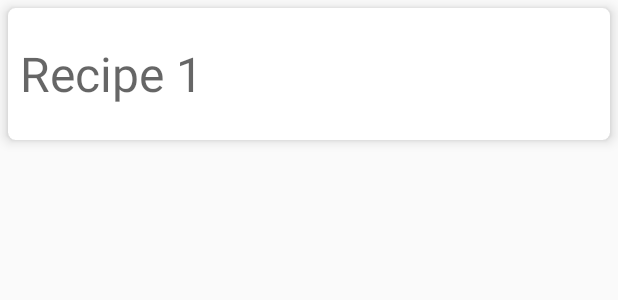
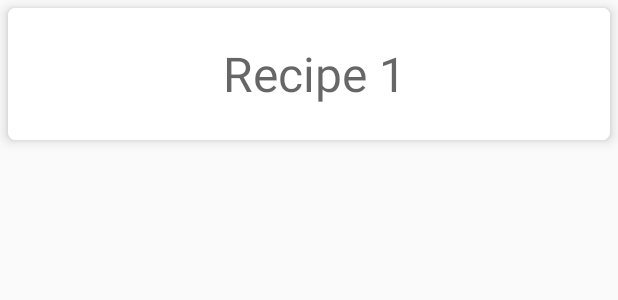
Before and after one commit to azzumw/TheBakingAppProject, an Android app: the layout main_recipe_list_item.xml on its own in the app's theme, with its tools: preview values and no code run, on a phone screen of 412 x 824 dp. Shown: the top 300 px of the screen. Run offline under Robolectric (Android 15) with nearby library versions, the phone set to English and light mode, and no system bars.

Commit message:
Touch Selector added

```diff
--- a/app/src/main/java/com/example/macintosh/thebakingappproject/MainActivity.java
+++ b/app/src/main/java/com/example/macintosh/thebakingappproject/MainActivity.java
@@ -36,7 +36,6 @@ public class MainActivity extends AppCompatActivity  implements MainRecipeCustom
     private ImageView emptyImgView;
     private Button retryBtn;
 
-    private static final int NUM = 10;
     @Override
     protected void onCreate(Bundle savedInstanceState) {
         super.onCreate(savedInstanceState);
--- a/app/src/main/java/com/example/macintosh/thebakingappproject/StepsDetailFragment.java
+++ b/app/src/main/java/com/example/macintosh/thebakingappproject/StepsDetailFragment.java
@@ -145,7 +145,6 @@ public class StepsDetailFragment extends Fragment {
     @Override
     public void onConfigurationChanged(Configuration newConfig) {
         super.onConfigurationChanged(newConfig);
-        Log.e("CONFIG","OnConfigurationChange");
         autoPlay = true;
     }
 
@@ -154,7 +153,6 @@ public class StepsDetailFragment extends Fragment {
     public View onCreateView(@NonNull LayoutInflater inflater, @Nullable ViewGroup container, @Nullable Bundle savedInstanceState) {
 
         View rootview = inflater.inflate(R.layout.fragment_steps_details,container,false);
-        Log.e("OnCREATEVIEW","ON CREATE VIEW");
 
         if(rootview.findViewById(R.id.relative_tablet_layout)!= null){
             mTwoPane = true;
--- /dev/null
+++ b/app/src/main/res/drawable/list_item_selector.xml
@@ -0,0 +1,8 @@
+<?xml version="1.0" encoding="utf-8"?>
+<selector xmlns:android="http://schemas.android.com/apk/res/android">
+    <item android:drawable="@color/colorAccent" android:state_pressed="true"/>
+    <item android:drawable="@color/colorAccent" android:state_activated="true"/>
+    <item android:drawable="@color/colorAccent" android:state_selected="true"/>
+
+    <item android:drawable="@android:color/background_light"/>
+</selector>
--- a/app/src/main/res/layout-sw600dp/main_recipe_list_item.xml
+++ b/app/src/main/res/layout-sw600dp/main_recipe_list_item.xml
@@ -7,11 +7,13 @@
         android:layout_width="350dp"
         app:cardCornerRadius="5dp"
         android:layout_margin="5dp"
-        android:layout_height="300dp">
+        android:layout_height="300dp"
+        >
 
         <RelativeLayout
             android:layout_width="match_parent"
             android:layout_height="88dp"
+            android:background="@drawable/list_item_selector"
             android:layout_gravity="center_vertical"
             android:orientation="horizontal">
             <TextView
--- a/app/src/main/res/layout/main_recipe_list_item.xml
+++ b/app/src/main/res/layout/main_recipe_list_item.xml
@@ -9,8 +9,10 @@
     android:layout_height="wrap_content">
 
     <LinearLayout
-        android:layout_width="wrap_content"
+        android:layout_width="match_parent"
+        android:background="@drawable/list_item_selector"
         android:layout_height="88dp"
+        android:gravity="center"
         android:orientation="horizontal">
         <TextView
             android:layout_width="wrap_content"
--- a/app/src/main/res/layout/recipe_detail_list_item.xml
+++ b/app/src/main/res/layout/recipe_detail_list_item.xml
@@ -10,6 +10,7 @@
     <RelativeLayout
         android:layout_width="match_parent"
         android:layout_height="88dp"
+        android:background="@drawable/list_item_selector"
         android:layout_gravity="center_vertical"
         android:orientation="horizontal">
         <TextView
```
Also changed, not shown: app/build.gradle (+12 -5 lines), app/src/main/java/com/example/macintosh/thebakingappproject/RecipeDetailMasterListAdapter.java (deleted, +0 -76 lines), 2 other files.
